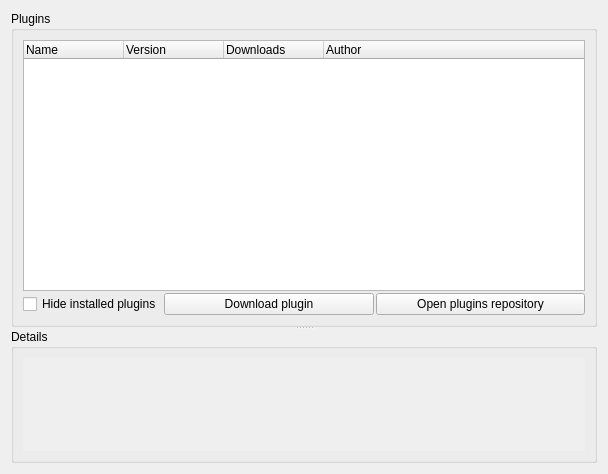
First picture: the form in ui/options_plugins_download.ui, repository metabrainz/picard, before the edit.
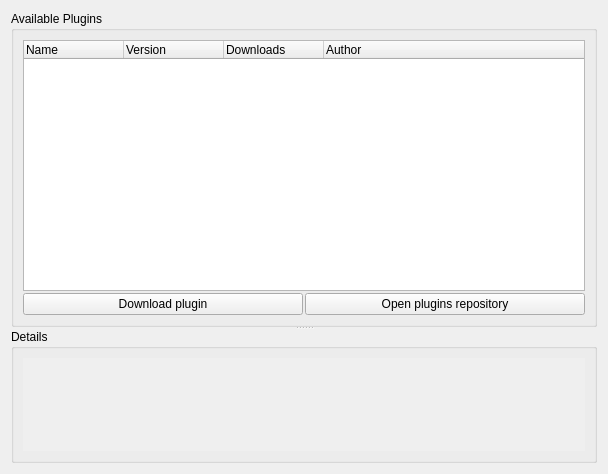
Second picture: the form after the edit.

Commit message:
Installed plugins are not shown in the available list
This keeps things clear - two lists for distinct purposes - Installed &
Available.

The "Hide installed plugins" checkbox has been removed and the groupboxes
renamed.

Diff of the .ui file:
```diff
--- a/ui/options_plugins_download.ui
+++ b/ui/options_plugins_download.ui
@@ -21,7 +21,7 @@
      </property>
      <widget class="QGroupBox" name="groupBox_2">
       <property name="title">
-       <string>Plugins</string>
+       <string>Available Plugins</string>
       </property>
       <layout class="QVBoxLayout">
        <property name="spacing">
@@ -68,13 +68,6 @@
        </item>
        <item>
         <layout class="QHBoxLayout" name="horizontalLayout">
-         <item>
-          <widget class="QCheckBox" name="hide_installed">
-           <property name="text">
-            <string>Hide installed plugins</string>
-           </property>
-          </widget>
-         </item>
          <item>
           <widget class="QPushButton" name="install_plugin">
            <property name="sizePolicy">
```
The commit also changes 4 other files.
